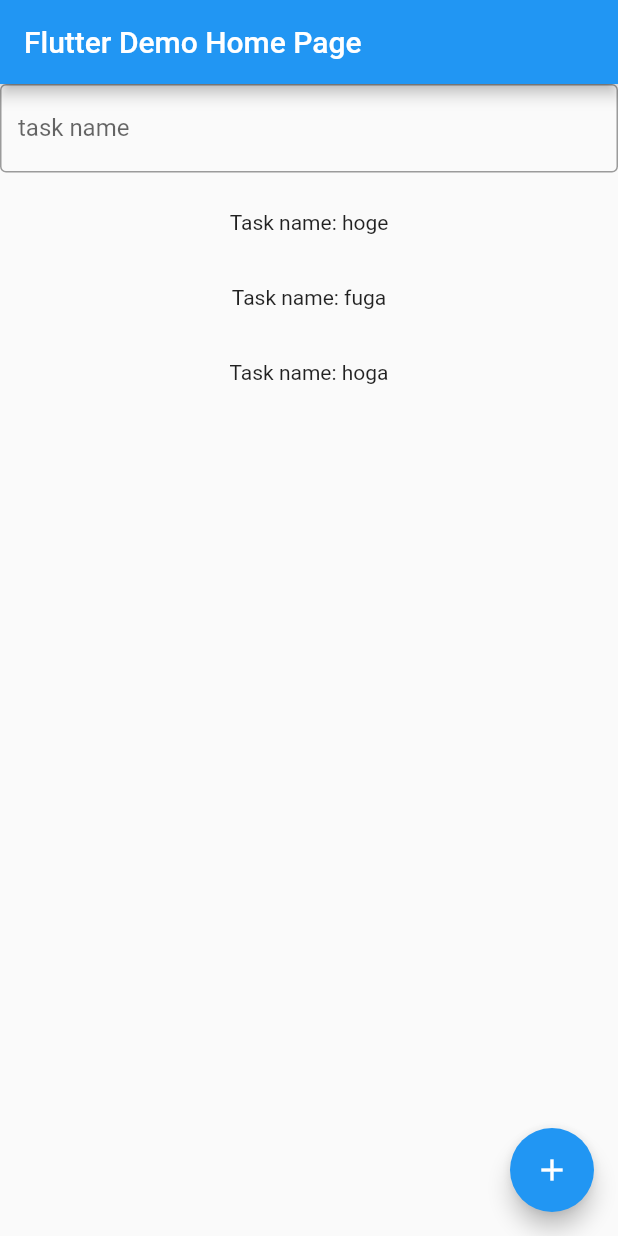
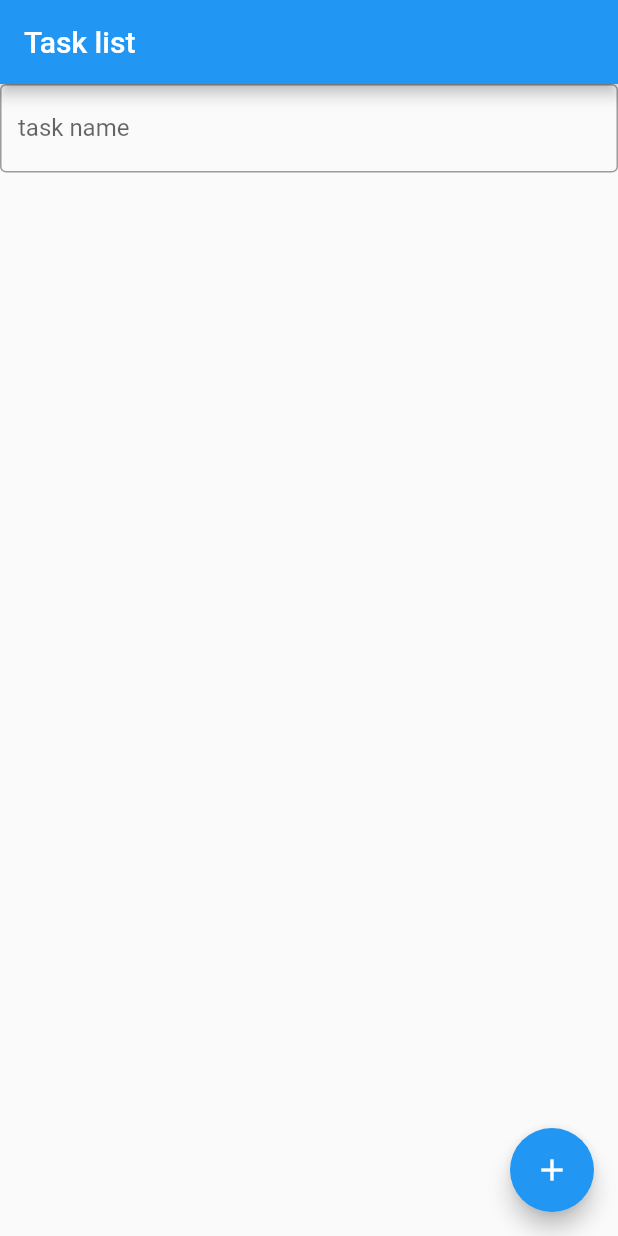
Before and after one commit to sh-ogawa/flutter-todo, a Flutter app: the screen it shows after launch, on a phone screen of 412 x 824 dp. Run offline on Flutter 3.47's test engine with Material 2 defaults, Android fonts, the phone set to English and light mode, and no system bars.

Commit message:
change: use SafeArea on body.

```diff
--- a/lib/main.dart
+++ b/lib/main.dart
@@ -7,7 +7,7 @@ class MyApp extends StatelessWidget {
   @override
   Widget build(BuildContext context) {
     return MaterialApp(
-      title: 'Flutter Demo',
+      title: 'Flutter Todo Application',
       theme: ThemeData(
         // This is the theme of your application.
         //
@@ -20,7 +20,7 @@ class MyApp extends StatelessWidget {
         // is not restarted.
         primarySwatch: Colors.blue,
       ),
-      home: MyHomePage(title: 'Flutter Demo Home Page'),
+      home: MyHomePage(title: 'Task list'),
     );
   }
 }
@@ -45,7 +45,7 @@ class MyHomePage extends StatefulWidget {
 
 class _MyHomePageState extends State<MyHomePage> {
   final _taskNameController = TextEditingController();
-  var _tasks = ['hoge', 'fuga', 'hoga'];
+  var _tasks = [];
 
   void _taskAdd() {
     setState(() {
@@ -60,7 +60,7 @@ class _MyHomePageState extends State<MyHomePage> {
       appBar: AppBar(
         title: Text(widget.title),
       ),
-      body: Center(
+      body: SafeArea(child: Center(
         child: Column(
           mainAxisAlignment: MainAxisAlignment.center,
           children: <Widget>[
@@ -85,7 +85,7 @@ class _MyHomePageState extends State<MyHomePage> {
             )
           ],
         ),
-      ),
+      )),
       floatingActionButton: FloatingActionButton(
         onPressed: _taskAdd,
         tooltip: 'Task add',
```
